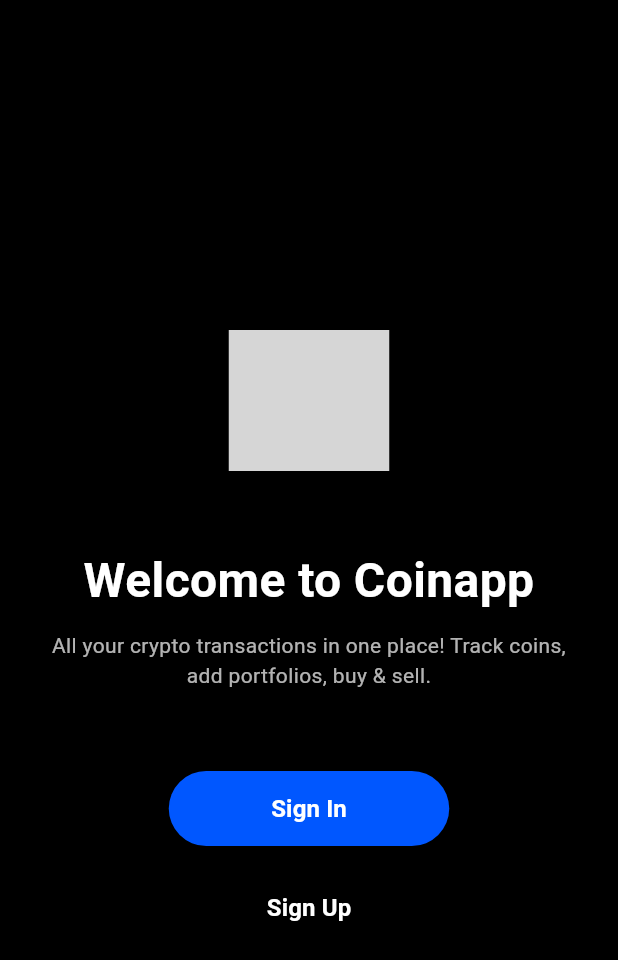
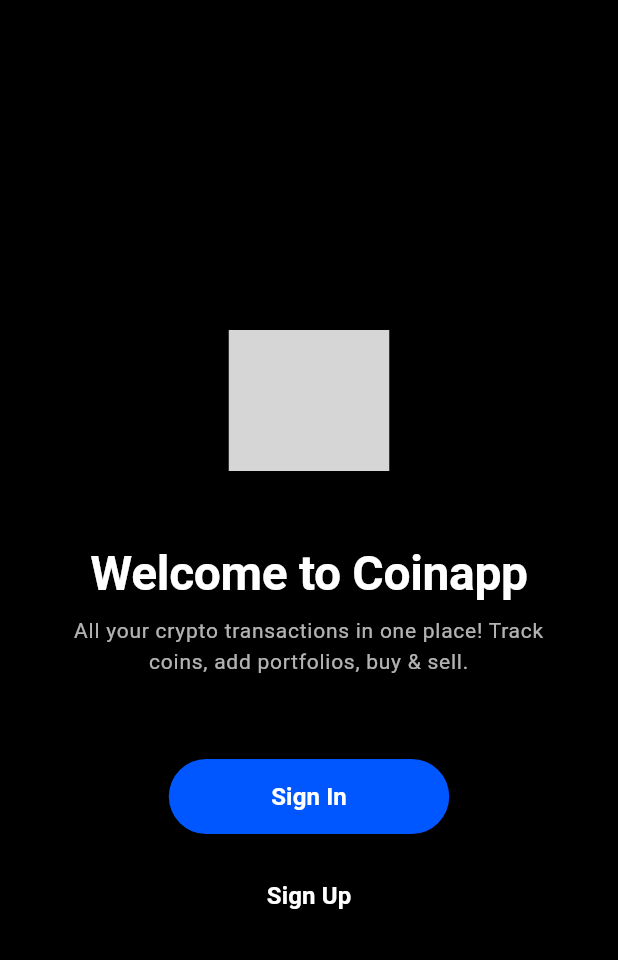
Before and after one commit to rerrosr/modsen_practice, a Flutter app: the screen it shows after launch, after a tap on "Sign In", on a phone screen of 412 x 824 dp. Shown: the top 960 px of the screen. Run offline on Flutter 3.47's test engine with Material 3 defaults, Android fonts, the phone set to English and light mode, and no system bars; our stand-ins replace firebase_core, flutter_svg; accounts and stored records are empty; grey boxes are pictures that could not be loaded.

Commit message:
org imports + theme

```diff
--- a/lib/core_ui/core_ui.dart
+++ b/lib/core_ui/core_ui.dart
@@ -1 +1,2 @@
 export 'theme/theme.dart';
+export 'utils/utils.dart';
--- /dev/null
+++ b/lib/core_ui/theme/app_theme.dart
@@ -0,0 +1,44 @@
+import 'package:flutter/material.dart';
+
+import 'crypto_coin_colors.dart';
+import 'crypto_coin_dimens.dart';
+import 'crypto_coin_fonts.dart';
+
+abstract class AppTheme {
+  static ThemeData get darkTheme {
+    return ThemeData(
+      scaffoldBackgroundColor: CryptoCoinColors.blackBackgroundColor,
+      colorScheme: ColorScheme.fromSeed(
+        seedColor: CryptoCoinColors.blackBackgroundColor,
+        primary: CryptoCoinColors.blackBackgroundColor,
+        secondary: CryptoCoinColors.whiteSecondaryColor,
+        brightness: Brightness.dark,
+      ),
+      textTheme: const TextTheme(
+        displayLarge: CryptoCoinFonts.titleText,
+        bodyLarge: CryptoCoinFonts.descriptionText,
+        labelLarge: CryptoCoinFonts.buttonText,
+      ),
+      filledButtonTheme: FilledButtonThemeData(
+        style: FilledButton.styleFrom(
+          backgroundColor: CryptoCoinColors.blueButtonColor,
+          shape: RoundedRectangleBorder(
+            borderRadius: BorderRadius.circular(
+              CryptoCoinDimens.BORDER_RADIUS_25,
+            ),
+          ),
+        ),
+      ),
+      outlinedButtonTheme: OutlinedButtonThemeData(
+        style: OutlinedButton.styleFrom(
+          side: const BorderSide(width: 0),
+          shape: RoundedRectangleBorder(
+            borderRadius: BorderRadius.circular(
+              CryptoCoinDimens.BORDER_RADIUS_25,
+            ),
+          ),
+        ),
+      ),
+    );
+  }
+}
--- a/lib/core_ui/theme/theme.dart
+++ b/lib/core_ui/theme/theme.dart
@@ -1,3 +1,4 @@
+export 'app_theme.dart';
 export 'crypto_coin_colors.dart';
 export 'crypto_coin_dimens.dart';
 export 'crypto_coin_fonts.dart';
--- /dev/null
+++ b/lib/core_ui/utils/extensions.dart
@@ -0,0 +1,5 @@
+import 'package:flutter/material.dart';
+
+extension ThemeContextExtension on BuildContext {
+  ThemeData get theme => Theme.of(this);
+}
--- /dev/null
+++ b/lib/core_ui/utils/utils.dart
@@ -0,0 +1 @@
+export 'extensions.dart';
--- a/lib/features/authentication/presentation/pages/welcome_screen.dart
+++ b/lib/features/authentication/presentation/pages/welcome_screen.dart
@@ -1,7 +1,8 @@
 import 'package:flutter/material.dart';
 import 'package:flutter_svg/flutter_svg.dart';
+
 import '../../../../core/core.dart';
-import '/core_ui/theme/theme.dart';
+import '../../../../core_ui/core_ui.dart';
 
 class WelcomeScreen extends StatefulWidget {
   const WelcomeScreen({super.key});
@@ -74,7 +75,6 @@ class _WelcomeScreenState extends State<WelcomeScreen>
   @override
   Widget build(BuildContext context) {
     return Scaffold(
-      backgroundColor: CryptoCoinColors.blackBackgroundColor,
       body: Padding(
         padding: const EdgeInsets.only(
           top: CryptoCoinDimens.PADDING_220,
@@ -107,9 +107,8 @@ class _WelcomeScreenState extends State<WelcomeScreen>
                         children: <Widget>[
                           Text(
                             'Welcome to Coinapp',
-                            style: CryptoCoinFonts.titleText.copyWith(
-                              color: Colors.white,
-                            ),
+                            style: context.theme.textTheme.displayLarge
+                                ?.copyWith(color: CryptoCoinColors.whiteColor),
                             textAlign: TextAlign.center,
                           ),
                           const SizedBox(height: CryptoCoinDimens.HEIGHT_10),
@@ -119,9 +118,10 @@ class _WelcomeScreenState extends State<WelcomeScreen>
                             ),
                             child: Text(
                               'All your crypto transactions in one place! Track coins, add portfolios, buy & sell.',
-                              style: CryptoCoinFonts.descriptionText.copyWith(
-                                color: CryptoCoinColors.whiteSecondaryColor,
-                              ),
+                              style: context.theme.textTheme.bodyLarge
+                                  ?.copyWith(
+                                    color: CryptoCoinColors.whiteSecondaryColor,
+                                  ),
                               textAlign: TextAlign.center,
                             ),
                           ),
@@ -143,17 +143,9 @@ class _WelcomeScreenState extends State<WelcomeScreen>
                     height: CryptoCoinDimens.HEIGHT_50,
                     child: FilledButton(
                       onPressed: _onSignIn,
-                      style: FilledButton.styleFrom(
-                        backgroundColor: CryptoCoinColors.blueButtonColor,
-                        shape: RoundedRectangleBorder(
-                          borderRadius: BorderRadius.circular(
-                            CryptoCoinDimens.BORDER_RADIUS_25,
-                          ),
-                        ),
-                      ),
                       child: Text(
                         'Sign In',
-                        style: CryptoCoinFonts.buttonText.copyWith(
+                        style: context.theme.textTheme.labelLarge?.copyWith(
                           color: CryptoCoinColors.whiteColor,
                         ),
                       ),
@@ -165,17 +157,9 @@ class _WelcomeScreenState extends State<WelcomeScreen>
                     height: CryptoCoinDimens.HEIGHT_50,
                     child: OutlinedButton(
                       onPressed: _onSignUp,
-                      style: OutlinedButton.styleFrom(
-                        side: const BorderSide(width: 0),
-                        shape: RoundedRectangleBorder(
-                          borderRadius: BorderRadius.circular(
-                            CryptoCoinDimens.BORDER_RADIUS_25,
-                          ),
-                        ),
-                      ),
                       child: Text(
                         'Sign Up',
-                        style: CryptoCoinFonts.buttonText.copyWith(
+                        style: context.theme.textTheme.labelLarge?.copyWith(
                           color: CryptoCoinColors.whiteColor,
                         ),
                       ),
--- a/lib/main.dart
+++ b/lib/main.dart
@@ -1,10 +1,17 @@
 import 'package:firebase_core/firebase_core.dart';
 import 'package:flutter/material.dart';
 
+import 'core_ui/core_ui.dart';
 import 'features/authentication/presentation/pages/welcome_screen.dart';
 
 void main() async {
   WidgetsFlutterBinding.ensureInitialized();
   await Firebase.initializeApp();
-  runApp(const MaterialApp(home: WelcomeScreen()));
+  runApp(
+    MaterialApp(
+      home: const WelcomeScreen(),
+      debugShowCheckedModeBanner: false,
+      theme: AppTheme.darkTheme,
+    ),
+  );
 }
```
